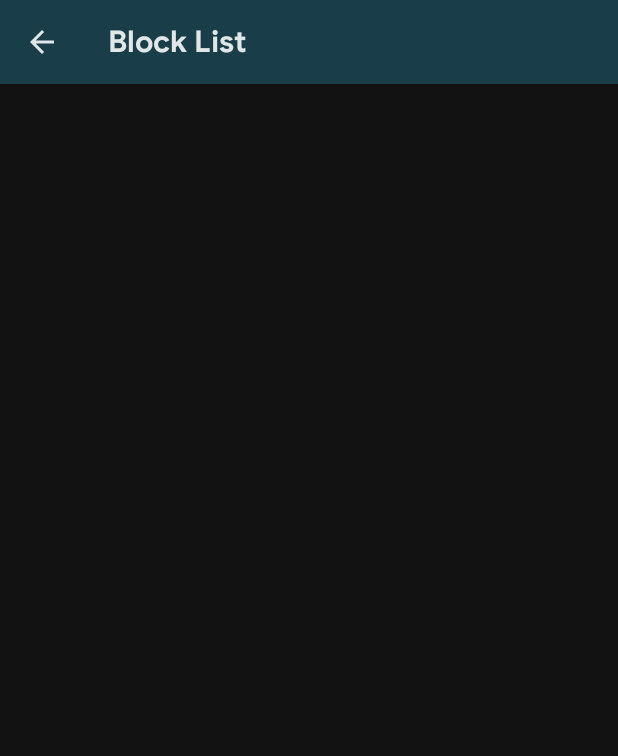
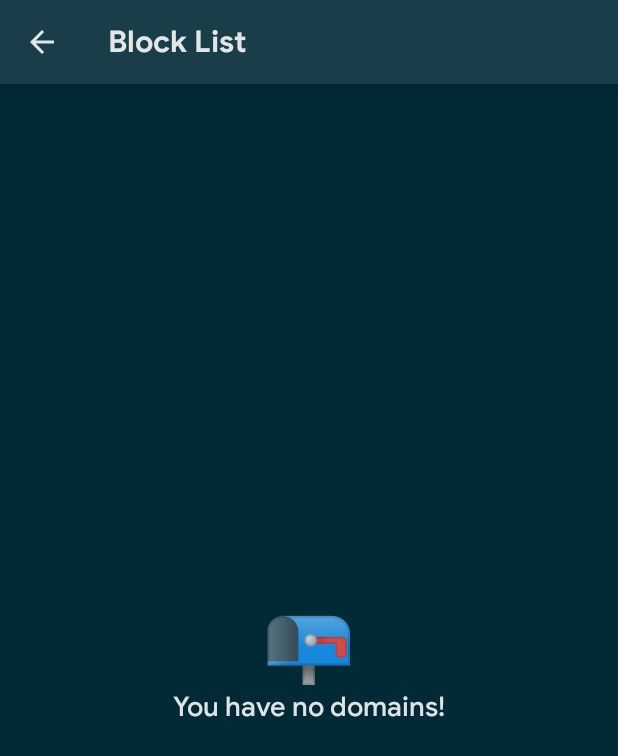
Before and after one commit to theapache64/phokuzed, an Android app built with Jetpack Compose: the BlockListScreen screen opened through its navigation route, after a tap on "remove domain", on a phone screen of 412 x 824 dp. Shown: the top 756 px of the screen. Run offline under Robolectric (Android 15) with nearby library versions, the phone set to English and light mode, and no system bars; our stand-ins replace Dagger/Hilt's generated code.

Commit message:
🌟 add empty list state

```diff
--- a/app/src/main/java/com/theapache64/phokuzed/ui/composable/CenterBox.kt
+++ b/app/src/main/java/com/theapache64/phokuzed/ui/composable/CenterBox.kt
@@ -10,9 +10,12 @@ import androidx.compose.ui.Modifier
 
 @Composable
 fun CenterBox(
+    modifier : Modifier = Modifier,
     content: @Composable () -> Unit
 ) {
-    Surface {
+    Surface(
+        modifier = modifier
+    ) {
         Box(
             modifier = Modifier.fillMaxSize(),
             contentAlignment = Alignment.Center
--- /dev/null
+++ b/app/src/main/java/com/theapache64/phokuzed/ui/composable/CenterColumn.kt
@@ -0,0 +1,19 @@
+package com.theapache64.phokuzed.ui.composable
+
+import androidx.compose.foundation.layout.Column
+import androidx.compose.runtime.Composable
+import androidx.compose.ui.Alignment
+import androidx.compose.ui.Modifier
+
+@Composable
+fun CenterColumn(
+    modifier : Modifier = Modifier,
+    content: @Composable () -> Unit
+) {
+    Column(
+        modifier= modifier,
+        horizontalAlignment = Alignment.CenterHorizontally
+    ) {
+        content()
+    }
+}
--- a/app/src/main/java/com/theapache64/phokuzed/ui/screen/blocklist/BlockListScreen.kt
+++ b/app/src/main/java/com/theapache64/phokuzed/ui/screen/blocklist/BlockListScreen.kt
@@ -12,9 +12,11 @@ import androidx.compose.runtime.getValue
 import androidx.compose.ui.Modifier
 import androidx.compose.ui.res.stringResource
 import androidx.compose.ui.unit.dp
+import androidx.compose.ui.unit.sp
 import androidx.hilt.navigation.compose.hiltViewModel
 import com.theapache64.phokuzed.R
 import com.theapache64.phokuzed.ui.composable.CenterBox
+import com.theapache64.phokuzed.ui.composable.CenterColumn
 import com.theapache64.phokuzed.ui.screen.dashboard.ActiveDashboardUi
 import com.theapache64.phokuzed.util.exhaustive
 
@@ -57,11 +59,22 @@ fun BlockListScreen(
                     }
                 )
             }
-            BlockListViewState.BlockListEmpty -> TODO()
+            BlockListViewState.BlockListEmpty -> {
+                EmptyUi()
+            }
         }.exhaustive()
     }
 }
 
+@Composable
+fun EmptyUi() {
+    CenterBox {
+        CenterColumn {
+            Text(text = "📭", fontSize = 50.sp)
+            Text(text = "You have no domains!")
+        }
+    }
+}
 
 
 @Composable
--- a/app/src/main/java/com/theapache64/phokuzed/ui/screen/blocklist/BlockListViewModel.kt
+++ b/app/src/main/java/com/theapache64/phokuzed/ui/screen/blocklist/BlockListViewModel.kt
@@ -17,11 +17,15 @@ class BlockListViewModel @Inject constructor(
     init {
         viewModelScope.launch {
             val blockList = blockListRepo.getBlockList()
-            if (blockList.isEmpty()) {
-                emitViewState(BlockListViewState.BlockListEmpty)
-            } else {
-                emitViewState(BlockListViewState.Active(blockList))
-            }
+            onBlockListUpdated(blockList)
+        }
+    }
+
+    private fun onBlockListUpdated(blockList: Set<String>) {
+        if (blockList.isEmpty()) {
+            emitViewState(BlockListViewState.BlockListEmpty)
+        } else {
+            emitViewState(BlockListViewState.Active(blockList))
         }
     }
 
@@ -39,9 +43,7 @@ class BlockListViewModel @Inject constructor(
                 remove(domain)
             }.let { newBlockList ->
                 blockListRepo.saveBlockList(newBlockList)
-
-                // emit the updated state
-                emitViewState(BlockListViewState.Active(newBlockList))
+                onBlockListUpdated(newBlockList)
             }
         }
     }
```
